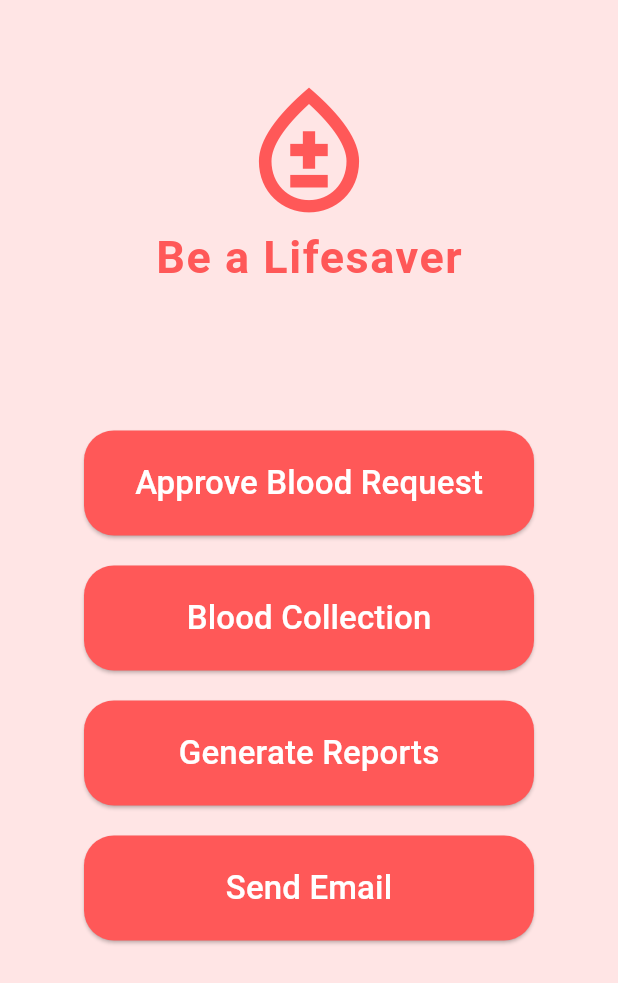
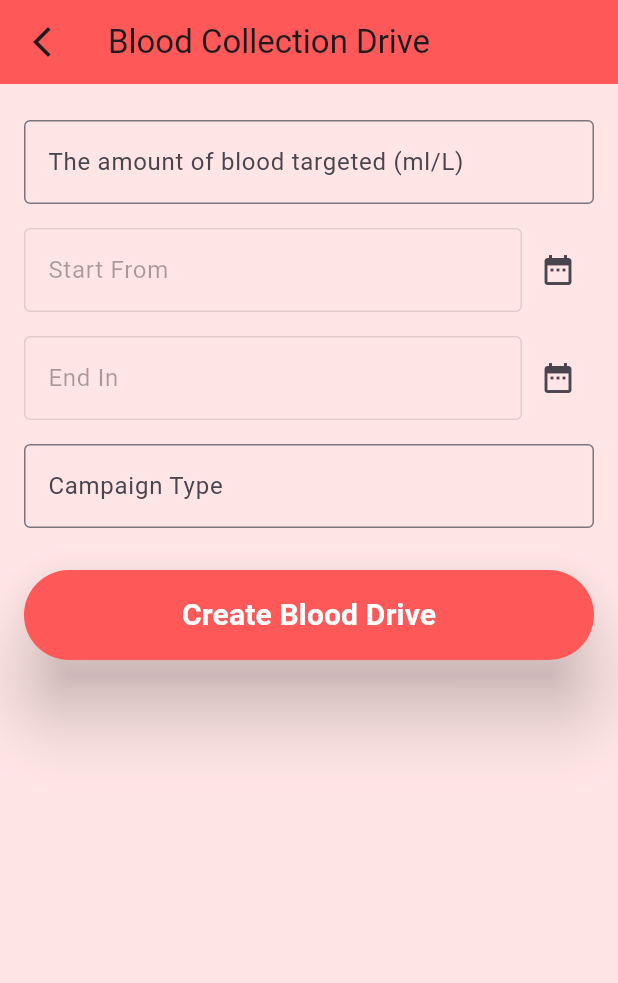
Before and after one commit to MoAlmubarak/ICS321-Database_project, a Flutter app: the HomePage screen opened directly, after a tap on "Approve Blood Request", on a phone screen of 412 x 824 dp. Shown: the top 983 px of the screen. Run offline on Flutter 3.47's test engine with Material 3 defaults, Android fonts, the phone set to English and light mode, and no system bars; our stand-ins replace sqflite; accounts and stored records are empty.

Commit message:
Adding the blood collection page

```diff
--- /dev/null
+++ b/donate_blood/lib/pages/homePages/blood_collection.dart
@@ -0,0 +1,176 @@
+import 'package:flutter/material.dart';
+import 'package:flutter/services.dart';
+
+class BloodCollectionDrivePage extends StatefulWidget {
+  const BloodCollectionDrivePage({Key? key}) : super(key: key);
+
+  @override
+  _BloodCollectionDrivePageState createState() =>
+      _BloodCollectionDrivePageState();
+}
+
+class _BloodCollectionDrivePageState extends State<BloodCollectionDrivePage> {
+  // Create controllers for each text field
+  final amountController = TextEditingController();
+  final startDateController = TextEditingController();
+  final endDateController = TextEditingController();
+  final campaignTypeController = TextEditingController();
+
+  Future<void> _selectDate(
+      BuildContext context, TextEditingController controller) async {
+    final DateTime? picked = await showDatePicker(
+      context: context,
+      initialDate: DateTime.now(),
+      firstDate: DateTime.now(),
+      lastDate: DateTime(2101),
+    );
+
+    if (picked != null && picked != controller.text) {
+      setState(() {
+        controller.text = "${picked.toLocal()}".split(' ')[0];
+      });
+    }
+  }
+
+  @override
+  Widget build(BuildContext context) {
+    return Scaffold(
+      appBar: AppBar(
+        backgroundColor: const Color.fromRGBO(255, 88, 88, 1.0),
+        title: const Text('Blood Collection Drive'),
+        leading: IconButton(
+          icon: const Icon(Icons.arrow_back_ios_new_sharp),
+          onPressed: () {
+            // Navigate to the previous page
+            Navigator.pop(context);
+          },
+        ),
+      ),
+      backgroundColor: const Color.fromRGBO(255, 229, 229, 1.0),
+      body: Padding(
+        padding: const EdgeInsets.all(16.0),
+        child: Column(
+          crossAxisAlignment: CrossAxisAlignment.stretch,
+          children: [
+            _buildTextField(
+              'The amount of blood targeted (ml/L)',
+              [FilteringTextInputFormatter.digitsOnly],
+              controller: amountController,
+            ),
+            _buildDateField('Start From', startDateController),
+            _buildDateField('End In', endDateController),
+            _buildTextField(
+              'Campaign Type',
+              [],
+              controller: campaignTypeController,
+            ),
+            const SizedBox(height: 20),
+            ElevatedButton(
+              onPressed: () {
+                if (_areAllFieldsFilled([
+                  amountController,
+                  startDateController,
+                  endDateController,
+                  campaignTypeController,
+                ])) {
+                  _showSnackBar(context);
+                  Future.delayed(const Duration(seconds: 2), () {
+                    Navigator.pop(context);
+                  });
+                } else {
+                  ScaffoldMessenger.of(context).showSnackBar(
+                    const SnackBar(
+                      content: Text('Please fill all the fields'),
+                      duration: Duration(seconds: 2),
+                    ),
+                  );
+                }
+              },
+              style: ElevatedButton.styleFrom(
+                shape: const StadiumBorder(),
+                elevation: 20,
+                backgroundColor: const Color.fromRGBO(255, 88, 88, 1.0),
+                minimumSize: const Size.fromHeight(60),
+              ),
+              child: const Text(
+                'Create Blood Drive',
+                style: TextStyle(
+                  fontSize: 20,
+                  fontWeight: FontWeight.bold,
+                  color: Colors.white,
+                ),
+              ),
+            ),
+          ],
+        ),
+      ),
+    );
+  }
+
+  Widget _buildTextField(
+    String labelText,
+    List<TextInputFormatter>? inputFormatters, {
+    required TextEditingController controller,
+  }) {
+    return Padding(
+      padding: const EdgeInsets.symmetric(vertical: 8.0),
+      child: TextField(
+        inputFormatters: inputFormatters,
+        decoration: InputDecoration(
+          labelText: labelText,
+          border: const OutlineInputBorder(),
+        ),
+        controller: controller,
+      ),
+    );
+  }
+
+  Widget _buildDateField(String labelText, TextEditingController controller) {
+    return Padding(
+      padding: const EdgeInsets.symmetric(vertical: 8.0),
+      child: Row(
+        children: [
+          Expanded(
+            child: TextField(
+              decoration: InputDecoration(
+                labelText: labelText,
+                border: const OutlineInputBorder(),
+              ),
+              controller: controller,
+              enabled: false,
+            ),
+          ),
+          IconButton(
+            icon: const Icon(Icons.date_range),
+            onPressed: () {
+              _selectDate(context, controller);
+            },
+          ),
+        ],
+      ),
+    );
+  }
+
+  // Function to show a SnackBar
+  void _showSnackBar(BuildContext context) {
+    ScaffoldMessenger.of(context).showSnackBar(
+      SnackBar(
+        content: const Text('Blood Collection Drive created successfully!'),
+        duration: const Duration(seconds: 2),
+        action: SnackBarAction(
+          label: 'OK',
+          onPressed: () {
+            ScaffoldMessenger.of(context).hideCurrentSnackBar();
+            // take me to the HomeScreen page
+            Navigator.pop(context);
+          },
+        ),
+      ),
+    );
+  }
+
+  // Function to check if all fields are filled
+  bool _areAllFieldsFilled(List<TextEditingController> controllers) {
+    return controllers.every((controller) => controller.text.isNotEmpty);
+  }
+}
--- a/donate_blood/lib/pages/homePages/home_page.dart
+++ b/donate_blood/lib/pages/homePages/home_page.dart
@@ -1,3 +1,4 @@
+import 'package:donate_blood/pages/homePages/blood_collection.dart';
 import 'package:flutter/material.dart';
 
 class HomePage extends StatelessWidget {
@@ -29,17 +30,61 @@ class HomePage extends StatelessWidget {
                 children: [
                   const SizedBox(height: 90),
                   _buildButton(
-                      'Approve Blood Request', // Display button with specific label and color
-                      buttonColor: const Color.fromRGBO(255, 88, 88, 1.0)),
+                    'Approve Blood Request', // Display button with specific label and color
+                    buttonColor: const Color.fromRGBO(255, 88, 88, 1.0),
+                    onPressed: () {
+                      // Navigate to the AddDRPage
+                      Navigator.push(
+                        context,
+                        MaterialPageRoute(
+                          builder: (context) =>
+                              const BloodCollectionDrivePage(),
+                        ),
+                      );
+                    },
+                  ),
                   _buildButton(
-                      'Blood Collection', // Display button with specific label and color
-                      buttonColor: const Color.fromRGBO(255, 88, 88, 1.0)),
+                    'Blood Collection', // Display button with specific label and color
+                    buttonColor: const Color.fromRGBO(255, 88, 88, 1.0),
+                    onPressed: () {
+                      // Navigate to the AddDRPage
+                      Navigator.push(
+                        context,
+                        MaterialPageRoute(
+                          builder: (context) =>
+                              const BloodCollectionDrivePage(),
+                        ),
+                      );
+                    },
+                  ),
                   _buildButton(
-                      'Generate Reports', // Display button with specific label and color
-                      buttonColor: const Color.fromRGBO(255, 88, 88, 1.0)),
+                    'Generate Reports', // Display button with specific label and color
+                    buttonColor: const Color.fromRGBO(255, 88, 88, 1.0),
+                    onPressed: () {
+                      // Navigate to the AddDRPage
+                      Navigator.push(
+                        context,
+                        MaterialPageRoute(
+                          builder: (context) =>
+                              const BloodCollectionDrivePage(),
+                        ),
+                      );
+                    },
+                  ),
                   _buildButton(
-                      'Send Email', // Display button with specific label and color
-                      buttonColor: const Color.fromRGBO(255, 88, 88, 1.0)),
+                    'Send Email', // Display button with specific label and color
+                    buttonColor: const Color.fromRGBO(255, 88, 88, 1.0),
+                    onPressed: () {
+                      // Navigate to the AddDRPage
+                      Navigator.push(
+                        context,
+                        MaterialPageRoute(
+                          builder: (context) =>
+                              const BloodCollectionDrivePage(),
+                        ),
+                      );
+                    },
+                  ),
                 ],
               ),
             ),
@@ -70,16 +115,14 @@ class HomePage extends StatelessWidget {
   }
 
   // Widget to build a button with a specific label and color
-  Widget _buildButton(String label, {required Color buttonColor}) {
+  Widget _buildButton(String label,
+      {required Color buttonColor, VoidCallback? onPressed}) {
     return Container(
       margin: const EdgeInsets.symmetric(vertical: 10),
       width: 300,
       height: 70,
       child: ElevatedButton(
-        onPressed: () {
-          // Handle button press
-          debugPrint('Button Pressed: $label');
-        },
+        onPressed: onPressed,
         style: ElevatedButton.styleFrom(
           primary: buttonColor, // Set the button color
           onPrimary: Colors.white,
```
